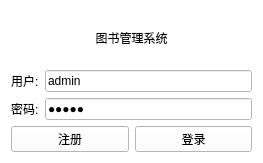
The window that ui/login_window.ui (mr0yun/BookManager) describes before a commit, drawn with Qt 5.
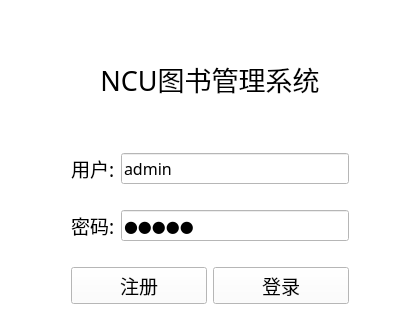
The same window after the commit.

```diff
--- a/ui/login_window.ui
+++ b/ui/login_window.ui
@@ -6,8 +6,8 @@
    <rect>
     <x>0</x>
     <y>0</y>
-    <width>263</width>
-    <height>163</height>
+    <width>420</width>
+    <height>335</height>
    </rect>
   </property>
   <property name="windowTitle">
@@ -17,22 +17,101 @@
    <string notr="true">background-color: rgb(255, 255, 255);</string>
   </property>
   <layout class="QGridLayout" name="gridLayout">
-   <item row="0" column="0">
+   <item row="4" column="1">
+    <spacer name="verticalSpacer">
+     <property name="orientation">
+      <enum>Qt::Vertical</enum>
+     </property>
+     <property name="sizeType">
+      <enum>QSizePolicy::Fixed</enum>
+     </property>
+     <property name="sizeHint" stdset="0">
+      <size>
+       <width>20</width>
+       <height>20</height>
+      </size>
+     </property>
+    </spacer>
+   </item>
+   <item row="3" column="0">
+    <spacer name="horizontalSpacer">
+     <property name="orientation">
+      <enum>Qt::Horizontal</enum>
+     </property>
+     <property name="sizeType">
+      <enum>QSizePolicy::Maximum</enum>
+     </property>
+     <property name="sizeHint" stdset="0">
+      <size>
+       <width>60</width>
+       <height>20</height>
+      </size>
+     </property>
+    </spacer>
+   </item>
+   <item row="2" column="1">
+    <spacer name="verticalSpacer_2">
+     <property name="orientation">
+      <enum>Qt::Vertical</enum>
+     </property>
+     <property name="sizeType">
+      <enum>QSizePolicy::Maximum</enum>
+     </property>
+     <property name="sizeHint" stdset="0">
+      <size>
+       <width>20</width>
+       <height>40</height>
+      </size>
+     </property>
+    </spacer>
+   </item>
+   <item row="0" column="1">
+    <spacer name="verticalSpacer_3">
+     <property name="orientation">
+      <enum>Qt::Vertical</enum>
+     </property>
+     <property name="sizeType">
+      <enum>QSizePolicy::Fixed</enum>
+     </property>
+     <property name="sizeHint" stdset="0">
+      <size>
+       <width>20</width>
+       <height>40</height>
+      </size>
+     </property>
+    </spacer>
+   </item>
+   <item row="1" column="1">
+    <widget class="QLabel" name="label">
+     <property name="font">
+      <font>
+       <family>楷体</family>
+       <pointsize>20</pointsize>
+      </font>
+     </property>
+     <property name="text">
+      <string>NCU图书管理系统</string>
+     </property>
+     <property name="alignment">
+      <set>Qt::AlignCenter</set>
+     </property>
+     <property name="wordWrap">
+      <bool>false</bool>
+     </property>
+    </widget>
+   </item>
+   <item row="3" column="1">
     <layout class="QVBoxLayout" name="verticalLayout">
-     <item>
-      <widget class="QLabel" name="label">
-       <property name="text">
-        <string>图书管理系统</string>
-       </property>
-       <property name="alignment">
-        <set>Qt::AlignCenter</set>
-       </property>
-      </widget>
-     </item>
      <item>
       <layout class="QHBoxLayout" name="horizontalLayout">
        <item>
         <widget class="QLabel" name="label_2">
+         <property name="font">
+          <font>
+           <family>Agency FB</family>
+           <pointsize>14</pointsize>
+          </font>
+         </property>
          <property name="text">
           <string>用户:</string>
          </property>
@@ -40,6 +119,12 @@
        </item>
        <item>
         <widget class="QLineEdit" name="username_lineEdit">
+         <property name="font">
+          <font>
+           <family>Agency FB</family>
+           <pointsize>12</pointsize>
+          </font>
+         </property>
          <property name="text">
           <string>admin</string>
          </property>
@@ -47,10 +132,32 @@
        </item>
       </layout>
      </item>
+     <item>
+      <spacer name="verticalSpacer_5">
+       <property name="orientation">
+        <enum>Qt::Vertical</enum>
+       </property>
+       <property name="sizeType">
+        <enum>QSizePolicy::Fixed</enum>
+       </property>
+       <property name="sizeHint" stdset="0">
+        <size>
+         <width>20</width>
+         <height>20</height>
+        </size>
+       </property>
+      </spacer>
+     </item>
      <item>
       <layout class="QHBoxLayout" name="horizontalLayout_2">
        <item>
         <widget class="QLabel" name="label_3">
+         <property name="font">
+          <font>
+           <family>Agency FB</family>
+           <pointsize>14</pointsize>
+          </font>
+         </property>
          <property name="text">
           <string>密码:</string>
          </property>
@@ -58,23 +165,48 @@
        </item>
        <item>
         <widget class="QLineEdit" name="password_lineEdit">
+         <property name="font">
+          <font>
+           <family>Agency FB</family>
+           <pointsize>12</pointsize>
+          </font>
+         </property>
          <property name="text">
           <string>admin</string>
          </property>
          <property name="echoMode">
           <enum>QLineEdit::Password</enum>
          </property>
-         <property name="alignment">
-          <set>Qt::AlignLeading|Qt::AlignLeft|Qt::AlignVCenter</set>
-         </property>
         </widget>
        </item>
       </layout>
      </item>
+     <item>
+      <spacer name="verticalSpacer_4">
+       <property name="orientation">
+        <enum>Qt::Vertical</enum>
+       </property>
+       <property name="sizeType">
+        <enum>QSizePolicy::Fixed</enum>
+       </property>
+       <property name="sizeHint" stdset="0">
+        <size>
+         <width>20</width>
+         <height>20</height>
+        </size>
+       </property>
+      </spacer>
+     </item>
      <item>
       <layout class="QHBoxLayout" name="horizontalLayout_3">
        <item>
         <widget class="QPushButton" name="register_pushButton">
+         <property name="font">
+          <font>
+           <family>Agency FB</family>
+           <pointsize>14</pointsize>
+          </font>
+         </property>
          <property name="text">
           <string>注册</string>
          </property>
@@ -82,6 +214,12 @@
        </item>
        <item>
         <widget class="QPushButton" name="login_pushButton">
+         <property name="font">
+          <font>
+           <family>Agency FB</family>
+           <pointsize>14</pointsize>
+          </font>
+         </property>
          <property name="text">
           <string>登录</string>
          </property>
@@ -91,6 +229,22 @@
      </item>
     </layout>
    </item>
+   <item row="3" column="2">
+    <spacer name="horizontalSpacer_2">
+     <property name="orientation">
+      <enum>Qt::Horizontal</enum>
+     </property>
+     <property name="sizeType">
+      <enum>QSizePolicy::Maximum</enum>
+     </property>
+     <property name="sizeHint" stdset="0">
+      <size>
+       <width>60</width>
+       <height>20</height>
+      </size>
+     </property>
+    </spacer>
+   </item>
   </layout>
  </widget>
  <resources/>
```
